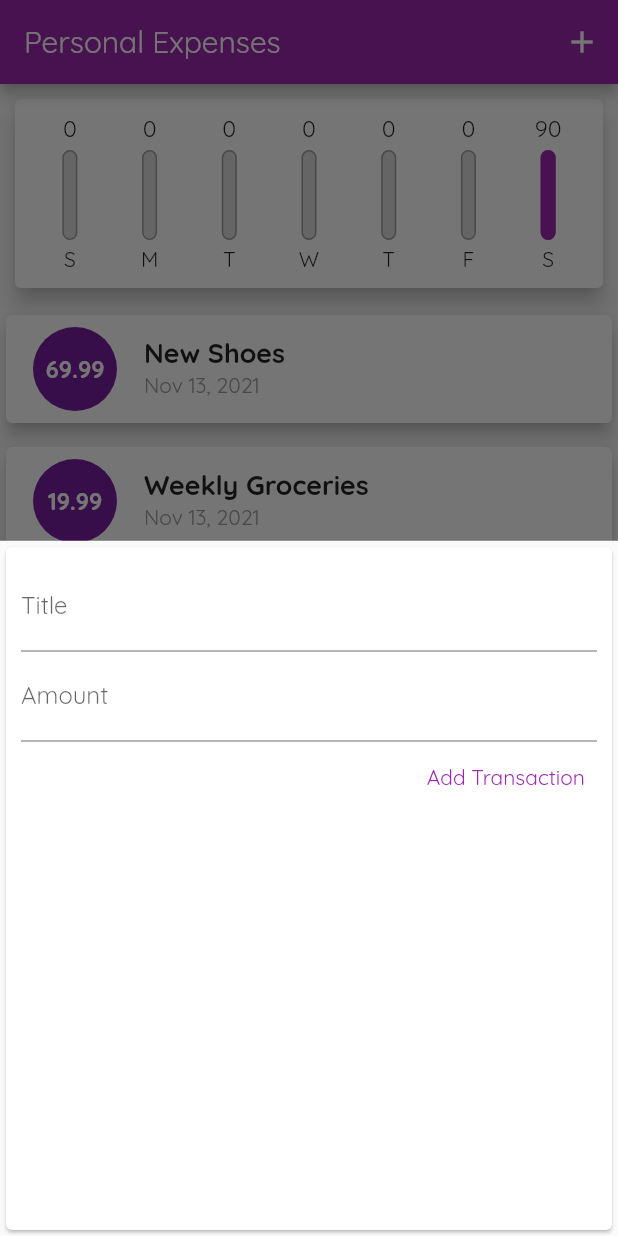
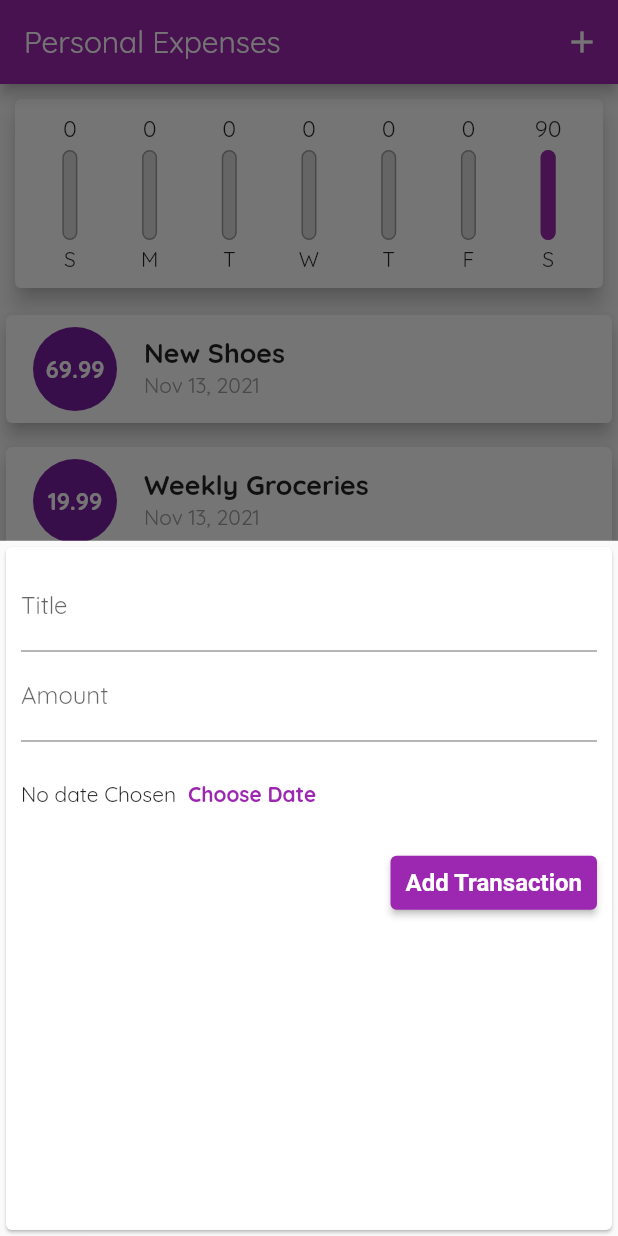
Before and after one commit to aj2460/Expense-calc, a Flutter app: the screen it shows after launch, after a tap on the "add" icon, on a phone screen of 412 x 824 dp. Run offline on Flutter 3.47's test engine with Material 2 defaults, Android fonts, the phone set to English and light mode, and no system bars.

Commit message:
Add button for date picker

```diff
--- a/lib/widgets/new_transaction.dart
+++ b/lib/widgets/new_transaction.dart
@@ -45,13 +45,32 @@ class _NewTransactionState extends State<NewTransaction> {
               onSubmitted: (_) => submitData(),
               // onChanged: (val) => amountInput = val,
             ),
-            TextButton(
+            Container(
+              height: 70,
+              child: Row(
+                children: [
+                  Text("No date Chosen"),
+                  TextButton(
+                    onPressed: () {},
+                    child: Text(
+                      "Choose Date",
+                      style: TextStyle(fontWeight: FontWeight.bold),
+                    ),
+                  ),
+                ],
+              ),
+            ),
+            ElevatedButton(
               onPressed: submitData,
               child: Text(
                 "Add Transaction",
-                style: TextStyle(color: Colors.purple),
               ),
-            )
+              style: ElevatedButton.styleFrom(
+                  primary: Colors.purple,
+                  padding: EdgeInsets.symmetric(horizontal: 10, vertical: 2),
+                  textStyle:
+                      TextStyle(fontSize: 16, fontWeight: FontWeight.bold)),
+            ),
           ],
         ),
       ),
```
